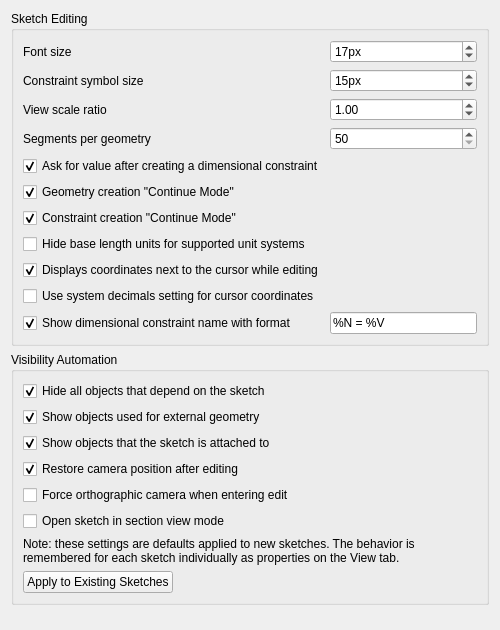
Above: src/Mod/Sketcher/Gui/SketcherSettingsDisplay.ui from southseact-3d/fcd before the change. Below: the same form after it.
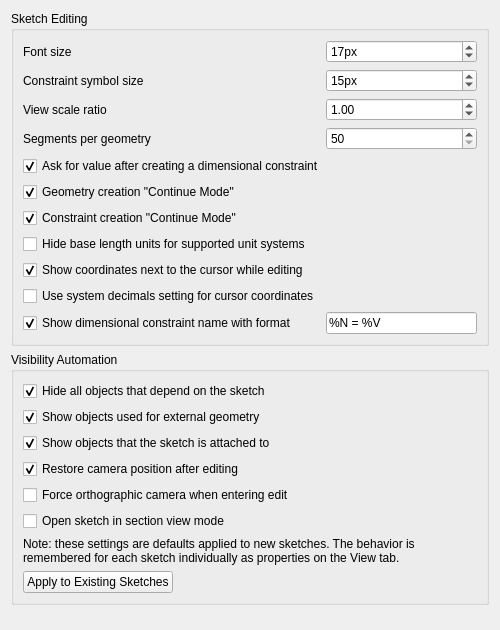
That is the form after the change. Custom widgets are drawn as their Qt base class.

Patch:
```diff
--- a/src/Mod/Sketcher/Gui/SketcherSettingsDisplay.ui
+++ b/src/Mod/Sketcher/Gui/SketcherSettingsDisplay.ui
@@ -277,7 +277,7 @@
          <string>Displays cursor position coordinates next to the cursor while editing a sketch</string>
         </property>
         <property name="text">
-         <string>Displays coordinates next to the cursor while editing</string>
+         <string>Show coordinates next to the cursor while editing</string>
         </property>
         <property name="checked">
          <bool>true</bool>
```
Left out of the diff: 4 changed lines with no effect on the pictures.
